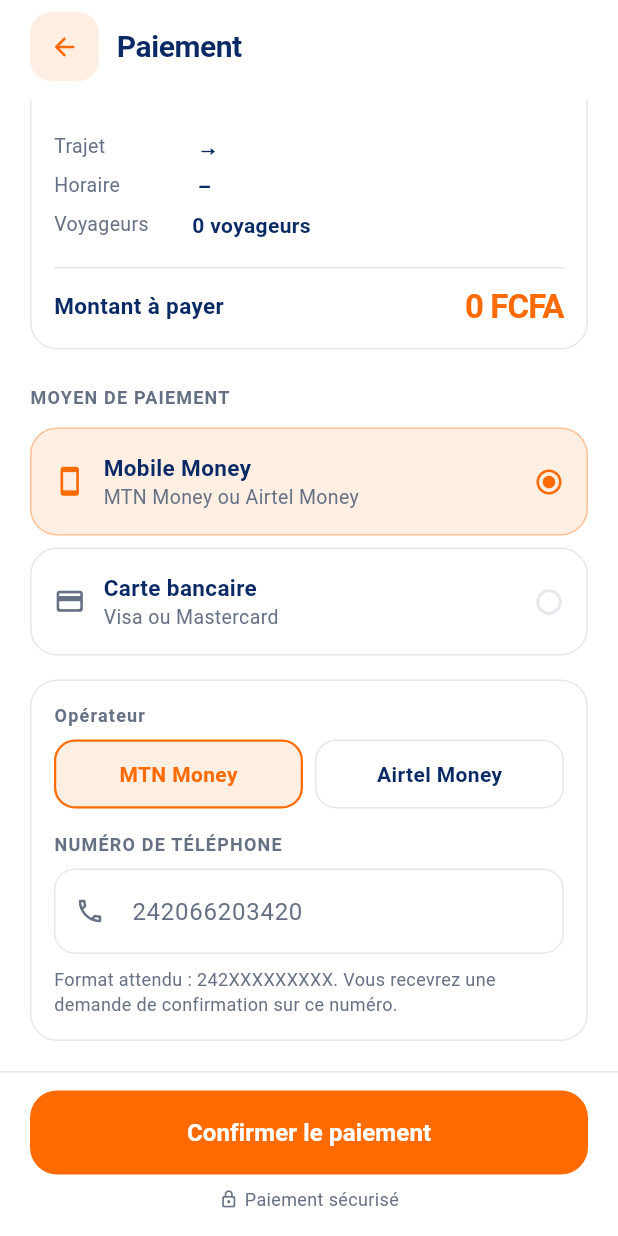
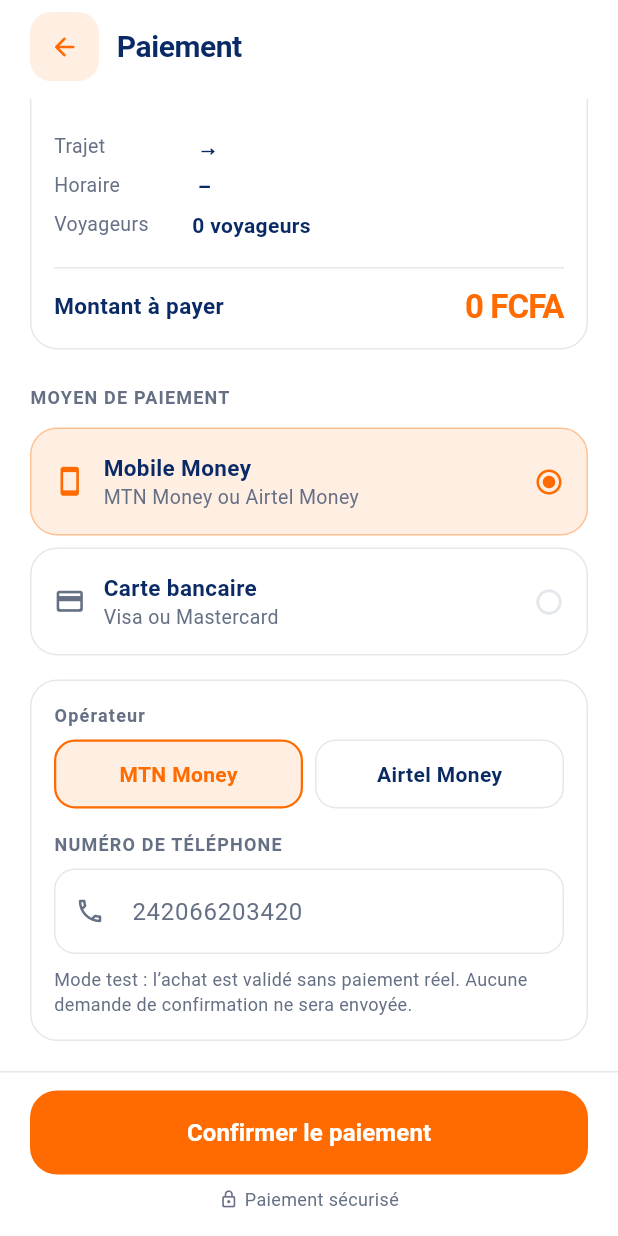
Before and after one commit to belvinakanga/transport-interurbain-tokende-mobile, a Flutter app: the PaymentScreen screen opened directly with empty values, scrolled down 122 dp, on a phone screen of 412 x 824 dp. Run offline on Flutter 3.47's test engine with Material 3 defaults, Android fonts, the phone set to English and light mode, and no system bars; our stand-ins replace firebase_core, firebase_messaging, flutter_secure_storage, google_fonts, pdf, printing and 2 more; accounts and stored records are empty.

Commit message:
Refactor : removing openpay

```diff
--- a/lib/config/app_config.dart
+++ b/lib/config/app_config.dart
@@ -1,6 +1,16 @@
 import 'package:flutter/foundation.dart';
 
 class AppConfig {
+  /// Le paiement en ligne est-il branché ?
+  ///
+  /// À `false`, un achat réglé en mobile money part vers `/achats` comme
+  /// les autres : le backend le valide directement, sans paiement réel.
+  /// C'est le mode attendu pendant les tests fonctionnels.
+  ///
+  /// Doit rester accordé à `OPENPAY_ACTIF` dans le `.env` du backend :
+  /// les routes OpenPay n'y sont déclarées que si ce drapeau est vrai.
+  static const bool paiementEnLigneActif = false;
+
   /// Adresse de l'API Laravel selon la plateforme.
   static String get baseUrl {
     // Chrome / Web
--- a/lib/screens/booking/payment_screen.dart
+++ b/lib/screens/booking/payment_screen.dart
@@ -7,6 +7,7 @@ import '../../widgets/tk/tk.dart';
 import 'package:flutter_secure_storage/flutter_secure_storage.dart';
 import 'package:http/http.dart' as http;
 
+import '../../config/app_config.dart';
 import '../home/home_screen.dart';
 
 class PaymentScreen extends StatefulWidget {
@@ -78,7 +79,9 @@ class _PaymentScreenState extends State<PaymentScreen> {
   // OpenPay
   final TextEditingController _phoneController = TextEditingController();
   String _selectedProvider = 'MTN'; // MTN | AIRTEL
-  bool _useOpenPay = true;
+  // Suit la configuration : à faux, le mobile money part vers /achats
+  // comme les autres modes, et le backend valide sans paiement réel.
+  final bool _useOpenPay = AppConfig.paiementEnLigneActif;
 
   bool _isProcessing = false;
 
@@ -402,9 +405,14 @@ class _PaymentScreenState extends State<PaymentScreen> {
 
           const SizedBox(height: AppSpacing.xs),
 
+          // Sans paiement en ligne, annoncer une demande de confirmation
+          // serait mensonger : aucune ne partira.
           Text(
-            'Format attendu : 242XXXXXXXXX. Vous recevrez une demande de '
-            'confirmation sur ce numéro.',
+            _useOpenPay
+                ? 'Format attendu : 242XXXXXXXXX. Vous recevrez une demande '
+                    'de confirmation sur ce numéro.'
+                : 'Mode test : l’achat est validé sans paiement réel. '
+                    'Aucune demande de confirmation ne sera envoyée.',
             style: AppText.petit(context).copyWith(fontSize: 12),
           ),
         ],
@@ -673,7 +681,9 @@ class _PaymentScreenState extends State<PaymentScreen> {
       // VALIDATION TÉLÉPHONE (OpenPay)
       // ========================================================
 
-      if (selectedPaymentMethod == 'mobile_money') {
+      // Sans paiement en ligne, le numéro ne sert à rien : l'exiger
+      // bloquerait les tests sans rien valider côté serveur.
+      if (selectedPaymentMethod == 'mobile_money' && _useOpenPay) {
         final phone = _phoneController.text.trim();
         if (phone.isEmpty) {
           _showError('Veuillez saisir votre numéro de téléphone.');
@@ -961,7 +971,7 @@ class _PaymentScreenState extends State<PaymentScreen> {
       // ========================================================
 
       late http.Response response;
-      if (selectedPaymentMethod == 'mobile_money') {
+      if (selectedPaymentMethod == 'mobile_money' && _useOpenPay) {
         // Appel OpenPay via backend Laravel
         final Map<String, dynamic> openpayPayload = {
           ...data,
```
Also changed, not shown: 2 other files.
